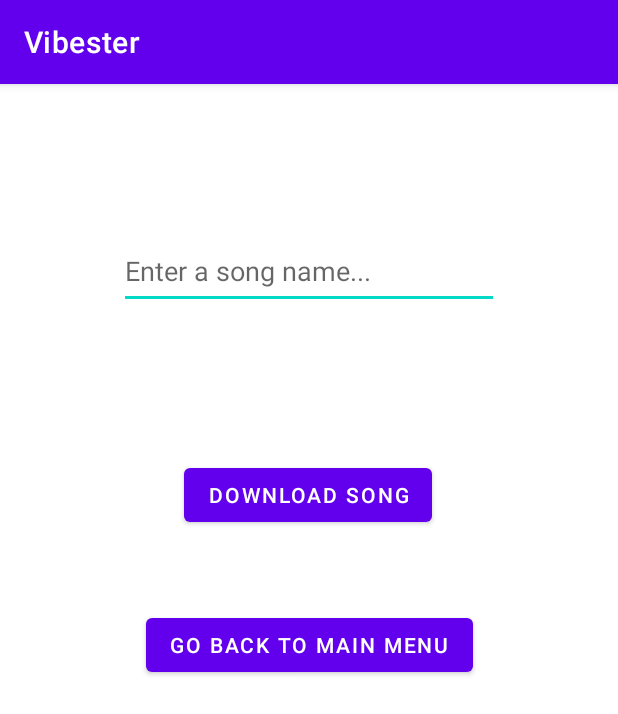
After one commit to MaximeZmt/SDP_2022-Vibester, an Android app: the DownloadActivity screen opened directly, with no data from a screen before it, on a phone screen of 412 x 824 dp. The commit adds this screen. Shown: the top 714 px of the screen. Run offline under Robolectric (Android 15) with nearby library versions, the phone set to English and light mode, and no system bars.

Commit message:
Implemented downloading features

```diff
--- a/app/src/main/AndroidManifest.xml
+++ b/app/src/main/AndroidManifest.xml
@@ -7,6 +7,7 @@
     <uses-permission android:name="android.permission.ACCESS_NETWORK_STATE" />
     <uses-permission android:name="android.permission.ACCESS_WIFI_STATE" />
     <uses-permission android:name="android.permission.RECORD_AUDIO" />
+    <uses-permission android:name="android.permission.WRITE_EXTERNAL_STORAGE" />
 
     <application
         android:name=".VibesterApp"
@@ -18,6 +19,9 @@
         android:supportsRtl="true"
         android:theme="@style/Theme.MyApplication"
         android:usesCleartextTraffic="true">
+        <activity
+            android:name=".activity.DownloadActivity"
+            android:exported="false" />
         <activity
             android:name=".activity.CreateProfileActivity"
             android:exported="false" />
--- a/app/src/main/java/ch/sdp/vibester/activity/WelcomeActivity.kt
+++ b/app/src/main/java/ch/sdp/vibester/activity/WelcomeActivity.kt
@@ -39,6 +39,10 @@ class WelcomeActivity : AppCompatActivity() {
         sendDirectIntent(AuthenticationActivity::class.java)
     }
 
+    fun switchToDownload(view: View) {
+        sendDirectIntent(DownloadActivity::class.java)
+    }
+
     /*
      * Belongs to a previously implemented button, taken out for UI purposes.
      * Might bring it back, thus leaving the code for now.
--- /dev/null
+++ b/app/src/main/res/layout/activity_download.xml
@@ -0,0 +1,48 @@
+<?xml version="1.0" encoding="utf-8"?>
+<androidx.constraintlayout.widget.ConstraintLayout xmlns:android="http://schemas.android.com/apk/res/android"
+    xmlns:app="http://schemas.android.com/apk/res-auto"
+    xmlns:tools="http://schemas.android.com/tools"
+    android:layout_width="match_parent"
+    android:layout_height="match_parent"
+    tools:context=".activity.DownloadActivity">
+
+    <EditText
+        android:id="@+id/download_songName"
+        android:layout_width="253dp"
+        android:layout_height="50dp"
+        android:layout_marginTop="100dp"
+        android:layout_marginBottom="50dp"
+        android:ems="10"
+        android:hint="@string/download_songname"
+        android:inputType="textPersonName"
+        app:layout_constraintBottom_toTopOf="@+id/download_downloadsong"
+        app:layout_constraintEnd_toEndOf="parent"
+        app:layout_constraintStart_toStartOf="parent"
+        app:layout_constraintTop_toTopOf="parent"
+        tools:ignore="TextContrastCheck" />
+
+    <Button
+        android:id="@+id/download_downloadsong"
+        android:layout_width="wrap_content"
+        android:layout_height="wrap_content"
+        android:layout_marginTop="50dp"
+        android:layout_marginBottom="20dp"
+        android:text="@string/download_download"
+        app:layout_constraintBottom_toTopOf="@+id/download_backtowelcome"
+        app:layout_constraintEnd_toEndOf="parent"
+        app:layout_constraintHorizontal_bias="0.497"
+        app:layout_constraintStart_toStartOf="parent"
+        app:layout_constraintTop_toBottomOf="@+id/download_songName" />
+
+    <Button
+        android:id="@+id/download_backtowelcome"
+        android:layout_width="wrap_content"
+        android:layout_height="wrap_content"
+        android:layout_marginTop="52dp"
+        android:onClick="goBackToWelcome"
+        android:text="@string/game_end__go_back"
+        app:layout_constraintEnd_toEndOf="parent"
+        app:layout_constraintStart_toStartOf="parent"
+        app:layout_constraintTop_toBottomOf="@+id/download_downloadsong" />
+
+</androidx.constraintlayout.widget.ConstraintLayout>
--- a/app/src/main/res/values/strings.xml
+++ b/app/src/main/res/values/strings.xml
@@ -56,6 +56,9 @@
     <string name="editUsername">Edit Username</string>
     <string name="editHandle">Edit Handle</string>
     <string name="holder_setup_game_type">Choose the game you want to play:</string>
+    <string name="welcome_download">DOWNLOAD</string>
+    <string name="download_songname">Enter a song name...</string>
+    <string name="download_download">DOWNLOAD SONG</string>
 
     <string name="Singleplayer">Singleplayer</string>
     <string name="Multiplayer">Multiplayer</string>
```
Also changed, not shown: app/src/main/java/ch/sdp/vibester/activity/DownloadActivity.kt (added, +112 -0 lines), app/src/main/res/layout/activity_welcome_screen.xml (+13 -0 lines), 1 other file.
